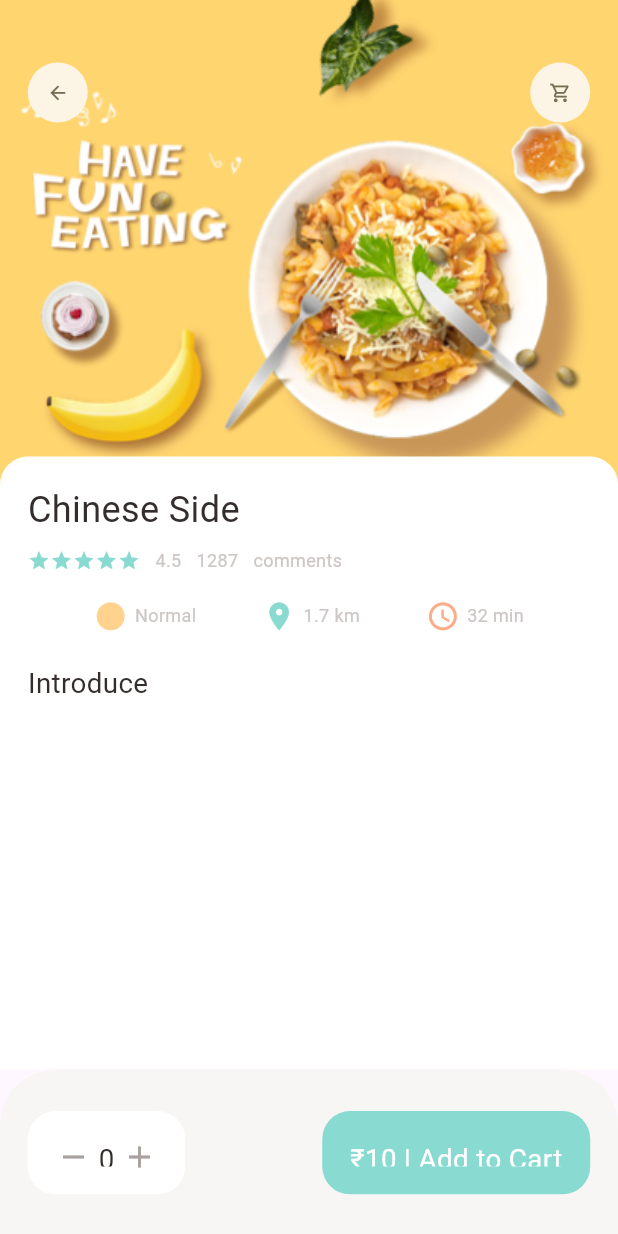
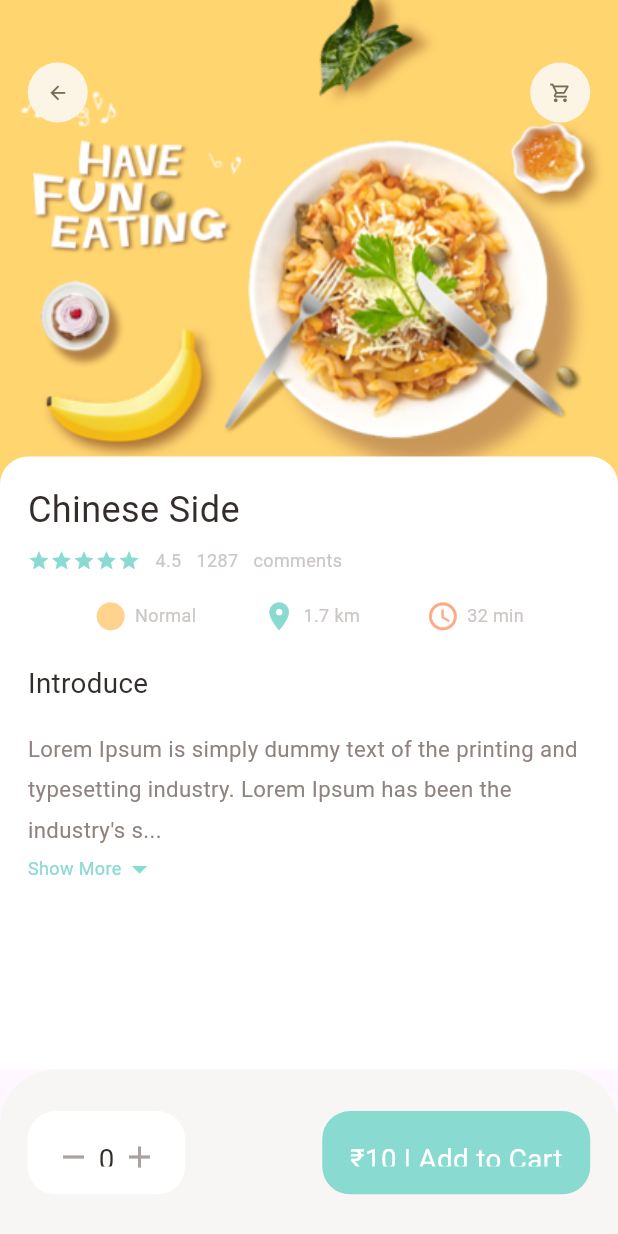
Before and after one commit to mihirsingh3838/foodie, a Flutter app: the screen it shows after launch, on a phone screen of 412 x 824 dp. Run offline on Flutter 3.47's test engine with Material 2 defaults, Android fonts, the phone set to English and light mode, and no system bars; our stand-ins replace dots_indicator, get.

Commit message:
Popular food details complete

```diff
--- a/lib/pages/food/popular_food_details.dart
+++ b/lib/pages/food/popular_food_details.dart
@@ -4,6 +4,7 @@ import 'package:foodie/utils/dimensions.dart';
 import 'package:foodie/widgets/app_column.dart';
 import 'package:foodie/widgets/app_icon.dart';
 import 'package:foodie/widgets/big_text.dart';
+import 'package:foodie/widgets/expandable_text.dart';
 
 class PopularFoodDetails extends StatelessWidget {
   const PopularFoodDetails({super.key});
@@ -13,6 +14,7 @@ class PopularFoodDetails extends StatelessWidget {
     return Scaffold(
       body: Stack(
         children: [
+          //Image
           Positioned(
             left: 0,
             right: 0,
@@ -27,6 +29,7 @@ class PopularFoodDetails extends StatelessWidget {
               ),
             ),
           ),
+          //Icon
           Positioned(
             top: Dimensions.height45,
             left: Dimensions.width20,
@@ -39,6 +42,7 @@ class PopularFoodDetails extends StatelessWidget {
               ],
             ),
           ),
+          //Introduction of food
           Positioned(
             left: 0,
             right: 0,
@@ -56,19 +60,28 @@ class PopularFoodDetails extends StatelessWidget {
                       topLeft: Radius.circular(Dimensions.radius20),
                     ),
                     color: Colors.white),
-                child: const Column(
+                child: Column(
                   crossAxisAlignment: CrossAxisAlignment.start,
                   children: [
-                    AppColumn(
+                    const AppColumn(
                       text: "Chinese Side",
                     ),
-                    SizedBox(
+                    const SizedBox(
                       height: 20,
                     ),
-                    BigText(text: "Introduce")
+                    const BigText(text: "Introduce"),
+                    SizedBox(height: Dimensions.height20,),
+                    const Expanded(
+                      child: SingleChildScrollView(
+                        child: ExpandableText(
+                          text:
+                              "Lorem Ipsum is simply dummy text of the printing and typesetting industry. Lorem Ipsum has been the industry's standard dummy text ever since the 1500s, when an unknown printer took a galley of type and scrambled it to make a type specimen book. It has survived not only five centuries, but also the leap into electronic typesetting, remaining essentially unchanged. It was popularised in the 1960s with the release of Letraset sheets containing Lorem Ipsum passages, and more recently with desktop publishing software like Aldus PageMaker including versions of Lorem Ipsum. t is a long established fact that a reader will be distracted by the readable content of a page when looking at its layout. The point of using Lorem Ipsum is that it has a more-or-less normal distribution of letters, as opposed to using 'Content here, content here', making it look like readable English. Many desktop publishing packages and web page editors now use Lorem Ipsum as their default model text, and a search for 'lorem ipsum' will uncover many web sites still in their infancy. Various versions have evolved over the years, sometimes by accident, sometimes on purpose (injected humour and the like).",
+                        ),
+                      ),
+                    )
                   ],
                 )),
-          )
+          ),
         ],
       ),
       bottomNavigationBar: Container(
--- a/lib/utils/dimensions.dart
+++ b/lib/utils/dimensions.dart
@@ -26,6 +26,7 @@ class Dimensions {
   //font size
   static double font20 = screenHeight / 44.51;
   static double font26 = screenHeight / 34.24;
+  static double font16 = screenHeight / 55.64;
 
   static double radius15 = screenHeight / 59.35;
   static double radius20 = screenHeight / 44.51;
--- a/lib/widgets/app_column.dart
+++ b/lib/widgets/app_column.dart
@@ -1,4 +1,3 @@
-import 'package:flutter/foundation.dart';
 import 'package:flutter/material.dart';
 import 'package:foodie/utils/colors.dart';
 import 'package:foodie/utils/dimensions.dart';
--- /dev/null
+++ b/lib/widgets/expandable_text.dart
@@ -0,0 +1,75 @@
+import 'package:flutter/material.dart';
+import 'package:foodie/utils/colors.dart';
+import 'package:foodie/utils/dimensions.dart';
+import 'package:foodie/widgets/small_text.dart';
+
+class ExpandableText extends StatefulWidget {
+  const ExpandableText({super.key, required this.text});
+
+  final String text;
+
+  @override
+  State<ExpandableText> createState() => _ExpandableTextState();
+}
+
+class _ExpandableTextState extends State<ExpandableText> {
+  late String firstHalf;
+  late String secondHalf;
+
+  bool hiddenText = true;
+  double textHeight = Dimensions.screenHeight / 7.3;
+
+  @override
+  void initState() {
+    super.initState();
+
+    if (widget.text.length > textHeight) {
+      firstHalf = widget.text.substring(0, textHeight.toInt());
+      secondHalf =
+          widget.text.substring(textHeight.toInt() + 1, widget.text.length);
+    } else {
+      firstHalf = widget.text;
+      secondHalf = "";
+    }
+  }
+
+  @override
+  Widget build(BuildContext context) {
+    return Container(
+      child: secondHalf.isEmpty
+          ? SmallText(
+              size: Dimensions.font16,
+              text: firstHalf,
+              color: AppColors.paraColor,
+            )
+          : Column(
+              children: [
+                SmallText(
+                  size: Dimensions.font16,
+                  text:
+                      hiddenText ? ("$firstHalf...") : (firstHalf + secondHalf),
+                  color: AppColors.paraColor,
+                  height: 1.8,
+                ),
+                InkWell(
+                  onTap: () {
+                    setState(() {
+                      hiddenText = !hiddenText;
+                    });
+                  },
+                  child: Row(children: [
+                    SmallText(
+                      text: hiddenText ? "Show More" : "Show Less",
+                      color: AppColors.mainColor,
+                    ),
+                    Icon(
+                      hiddenText ? Icons.arrow_drop_down : Icons.arrow_drop_up,
+                      color: AppColors.mainColor,
+                    ),
+                  ]),
+                )
+              ],
+            ),
+    );
+  }
+}
```
